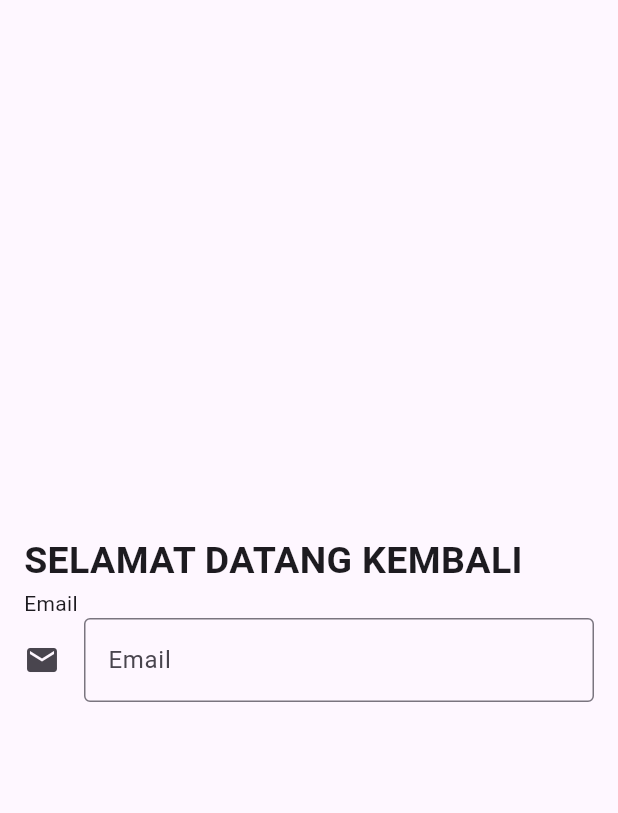
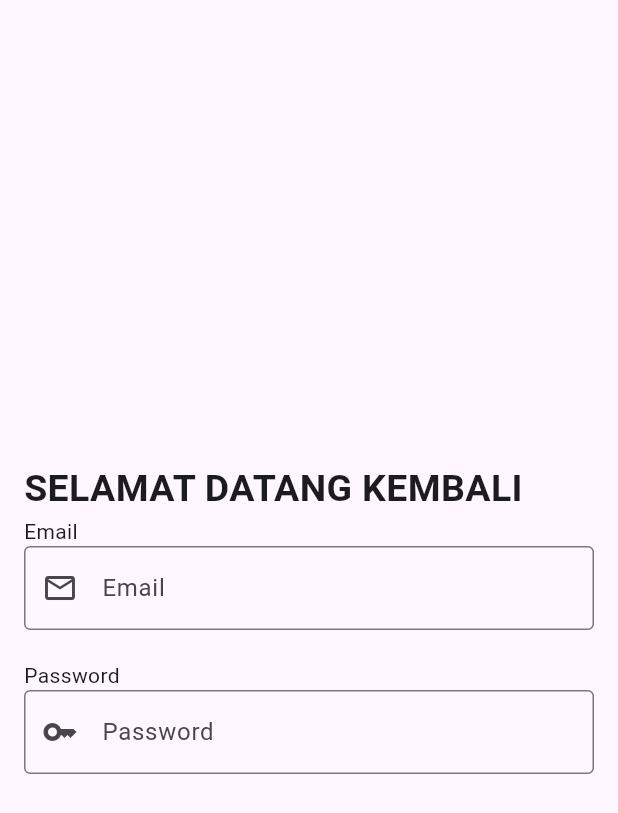
Before and after one commit to DaffaPutra7/20220140133_Ucp1Flutter, a Flutter app: the screen it shows after launch, on a phone screen of 412 x 824 dp. Shown: the top 813 px of the screen. Run offline on Flutter 3.47's test engine with Material 3 defaults, Android fonts, the phone set to English and light mode, and no system bars.

Commit message:
menambah textformfield untuk password dan perubahan pada textfield email

```diff
--- a/lib/loginpage.dart
+++ b/lib/loginpage.dart
@@ -36,9 +36,10 @@ class _LoginPageState extends State<LoginPage> {
               TextFormField(
                 controller: emailController,
                 decoration: const InputDecoration(
-                  icon: Icon(Icons.email),
+                  prefixIcon: Icon(Icons.email_outlined),
                   hintText: 'Email',
-                  border: OutlineInputBorder(borderSide: BorderSide(color: Colors.black))),
+                  border: OutlineInputBorder(borderSide: BorderSide(color: Colors.black))
+                ),
                 validator: (value) {
                   if (value == null || value.isEmpty) {
                     return 'Please enter your email';
@@ -46,7 +47,23 @@ class _LoginPageState extends State<LoginPage> {
                   return null;
                 },
               ),
+              Padding(padding: const EdgeInsets.all(10.0)),
+              Text('Password'),
+              TextFormField(
+                controller: passwordController,
+                decoration: const InputDecoration(
+                  prefixIcon: Icon(Icons.key),
+                  hintText: 'Password',
+                  border: OutlineInputBorder(borderSide: BorderSide(color: Colors.black))),
+                obscureText: true,
+                validator:(value) {
+                  if( value == null || value.isEmpty) {
+                    return 'Please enter your password';
+                  }
+                  return null;
+                },
 
+              )
             ],
           ),
         )
```
